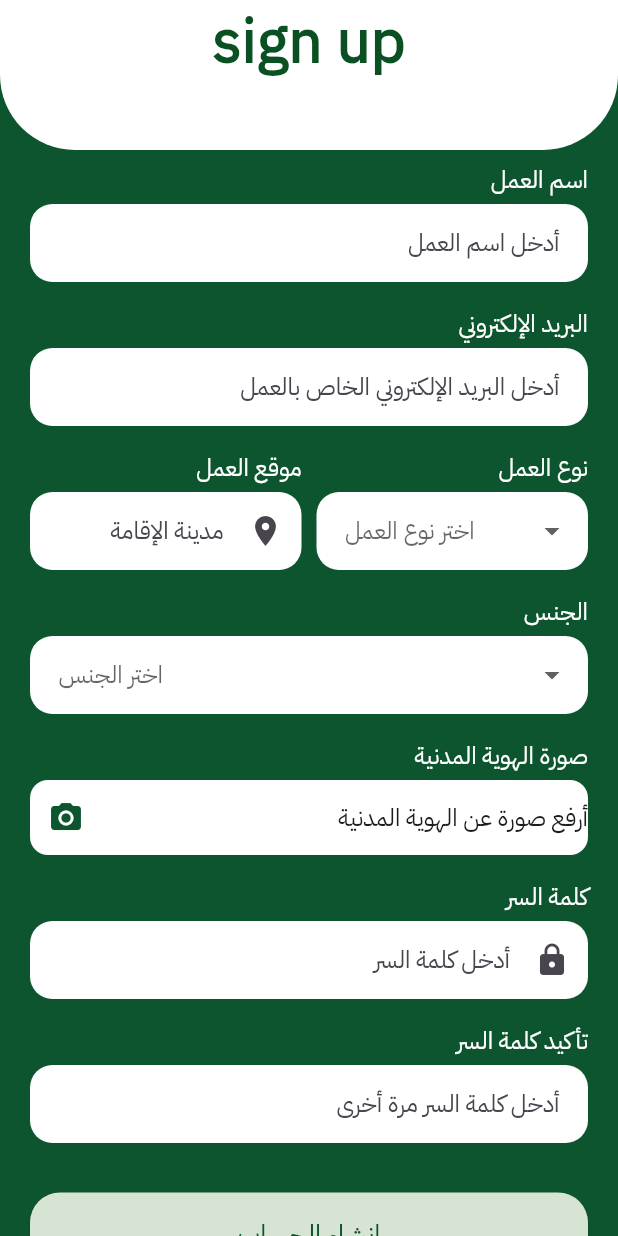
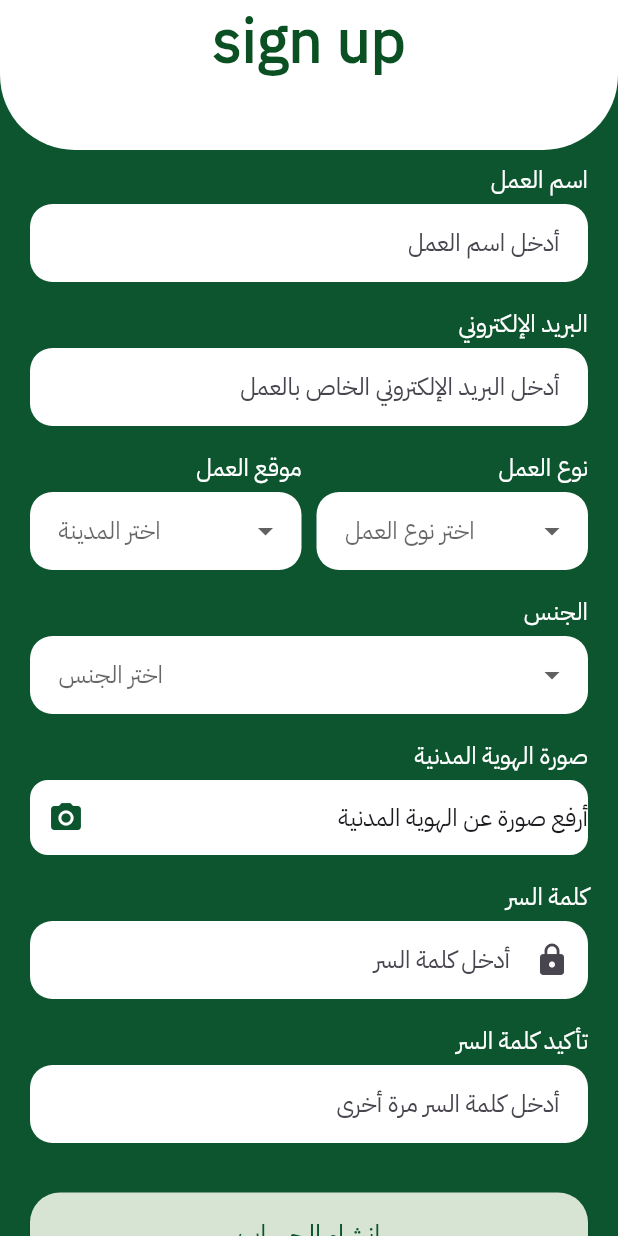
Before and after one commit to qosay2003/untitled3, a Flutter app: the Bissingup screen opened directly, on a phone screen of 412 x 824 dp. Run offline on Flutter 3.47's test engine with Material 3 defaults, Android fonts, the phone set to English and light mode, and no system bars; our stand-ins replace cloud_firestore, csv, firebase_auth, firebase_core, font_awesome_flutter, google_sign_in and 2 more; missing offline and left inert: translator; accounts and stored records are empty.

```diff
--- a/lib/bissingup.dart
+++ b/lib/bissingup.dart
@@ -16,6 +16,8 @@ class Bissingup extends StatefulWidget {
 class _BissingupState extends State<Bissingup> {
   final Color backgroundColor = Color(0xFF0C552E);
   String? selected_item;
+    String? selectedCity;
+
   String? gender;
   File? idImage;
 
@@ -26,6 +28,21 @@ class _BissingupState extends State<Bissingup> {
 
   TextEditingController password = TextEditingController();
   TextEditingController confirm_password = TextEditingController();
+  final List<String> jordanCities = [
+    'عمان',
+    'الزرقاء',
+    'إربد',
+    'البلقاء',
+    'مادبا',
+    'الكرك',
+    'الطفيلة',
+    'معان',
+    'العقبة',
+    'جرش',
+    'عجلون',
+    'المفرق'
+  ];
+
   Future<void> pickImageSelectFromGallery() async {
     final picker = ImagePicker();
     final pickedFile = await picker.pickImage(
@@ -181,11 +198,7 @@ class _BissingupState extends State<Bissingup> {
                     Row(
                       children: [
                         Expanded(
-                          child: buildFieldWithIcon(
-                              'موقع العمل',
-                              'مدينة الإقامة',
-                              Icons.location_on,
-                              city_of_residence),
+                          child: buildCityDropdown('موقع العمل'),
                         ),
                         SizedBox(width: 10),
                         Expanded(
@@ -252,6 +265,60 @@ class _BissingupState extends State<Bissingup> {
                 ),
               ),
             ),
+          ),
+        ],
+      ),
+    );
+  }
+
+  Widget buildCityDropdown(String label) {
+    return Padding(
+      padding: const EdgeInsets.symmetric(vertical: 8),
+      child: Column(
+        crossAxisAlignment: CrossAxisAlignment.end,
+        children: [
+          Text(label,
+              style: TextStyle(
+                color: Colors.white,
+                fontSize: 16,
+                fontFamily: "IBMPlexSansArabic",
+              )),
+          const SizedBox(height: 5),
+          DropdownButtonFormField<String>(
+            decoration: InputDecoration(
+              filled: true,
+              fillColor: Colors.white,
+              contentPadding:
+                  EdgeInsets.symmetric(horizontal: 15, vertical: 14),
+              border: OutlineInputBorder(
+                borderRadius: BorderRadius.circular(15),
+                borderSide: BorderSide.none,
+              ),
+            ),
+            hint: Text(
+              'اختر المدينة',
+              textDirection: TextDirection.rtl,
+              style: TextStyle(
+                fontFamily: "IBMPlexSansArabic",
+              ),
+            ),
+            items: jordanCities.map((String value) {
+              return DropdownMenuItem<String>(
+                value: value,
+                child: Text(
+                  value,
+                  textDirection: TextDirection.rtl,
+                  style: TextStyle(
+                    fontFamily: "IBMPlexSansArabic",
+                  ),
+                ),
+              );
+            }).toList(),
+            onChanged: (value) {
+              setState(() {
+                selectedCity = value;
+              });
+            },
           ),
         ],
       ),
```
